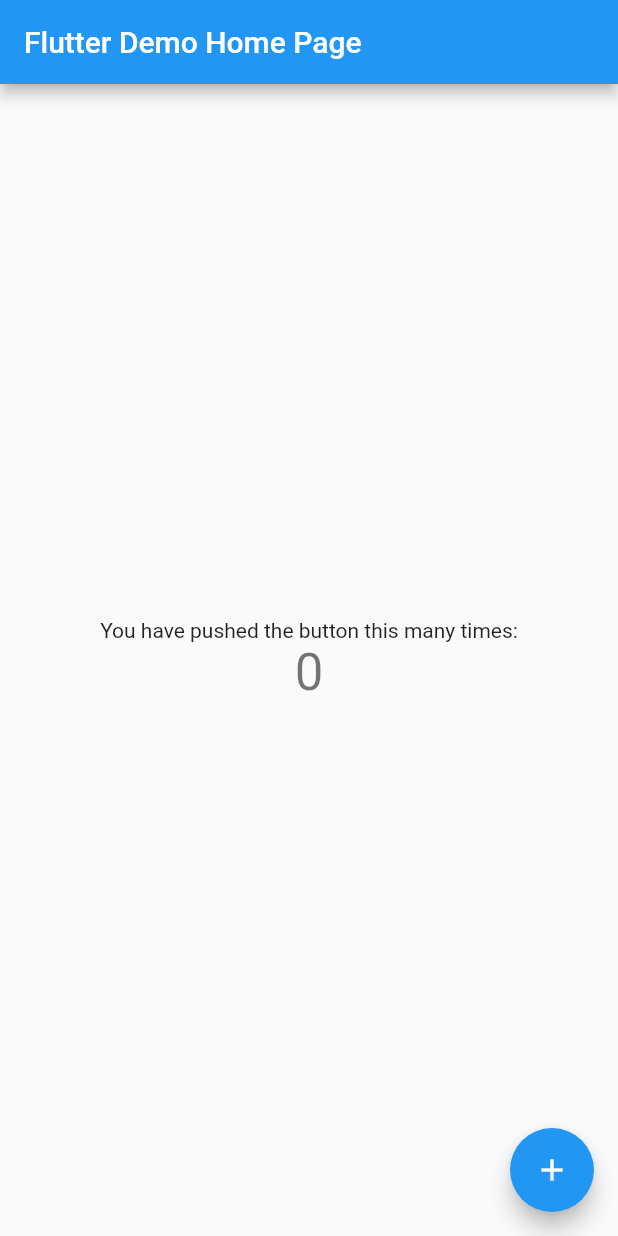
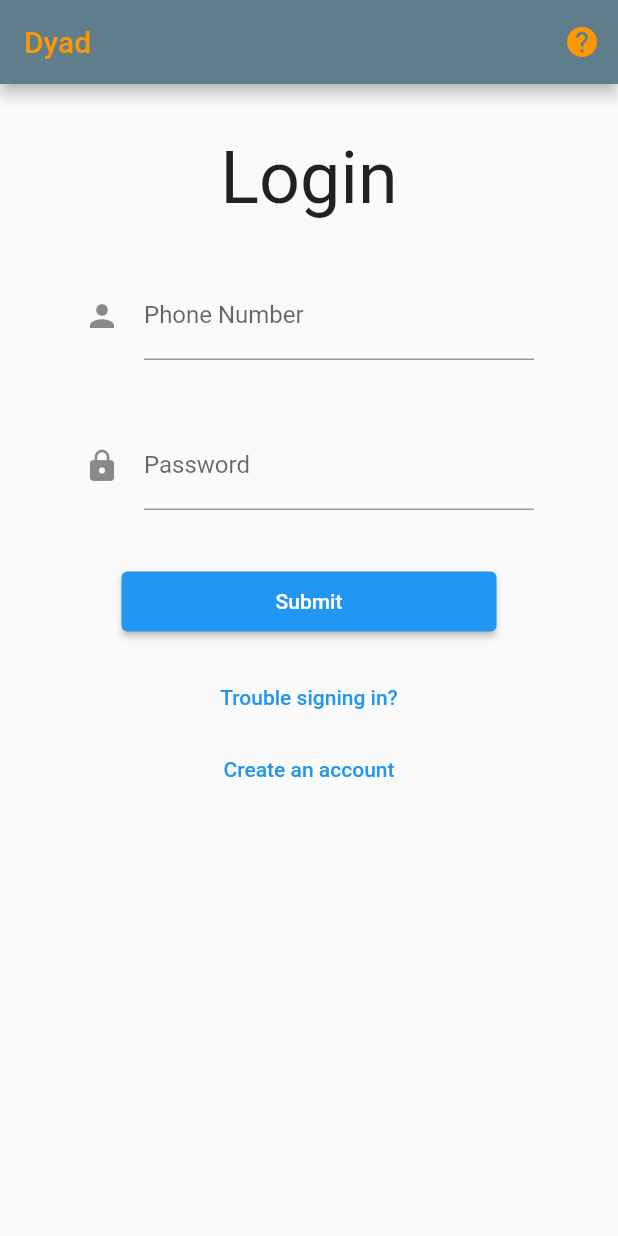
Before and after one commit to DyadSocial/dyad-mobile, a Flutter app: the screen it shows after launch, on a phone screen of 412 x 824 dp. Run offline on Flutter 3.47's test engine with Material 2 defaults, Android fonts, the phone set to English and light mode, and no system bars.

Commit message:
feat(main.dart): add login page with no routes or input checking

```diff
--- a/dyadapp/lib/main.dart
+++ b/dyadapp/lib/main.dart
@@ -1,113 +1,149 @@
 import 'package:flutter/material.dart';
 
-void main() {
-  runApp(MyApp());
-}
+void main() => runApp(DyadApp());
 
-class MyApp extends StatelessWidget {
-  // This widget is the root of your application.
+class DyadApp extends StatelessWidget {
   @override
   Widget build(BuildContext context) {
     return MaterialApp(
-      title: 'Flutter Demo',
+      title: 'Welcome to Dyad',
       theme: ThemeData(
-        // This is the theme of your application.
-        //
-        // Try running your application with "flutter run". You'll see the
-        // application has a blue toolbar. Then, without quitting the app, try
-        // changing the primarySwatch below to Colors.green and then invoke
-        // "hot reload" (press "r" in the console where you ran "flutter run",
-        // or simply save your changes to "hot reload" in a Flutter IDE).
-        // Notice that the counter didn't reset back to zero; the application
-        // is not restarted.
-        primarySwatch: Colors.blue,
+        appBarTheme: const AppBarTheme(
+          backgroundColor: Colors.blueGrey,
+          foregroundColor: Colors.orange,
+        ),
       ),
-      home: MyHomePage(title: 'Flutter Demo Home Page'),
+      home: Login(),
     );
   }
 }
 
-class MyHomePage extends StatefulWidget {
-  MyHomePage({Key? key, required this.title}) : super(key: key);
+// Login Info Class
+class LoginInfo {
+  String _username = '';
+  String _password = '';
 
-  // This widget is the home page of your application. It is stateful, meaning
-  // that it has a State object (defined below) that contains fields that affect
-  // how it looks.
+  LoginInfo();
 
-  // This class is the configuration for the state. It holds the values (in this
-  // case the title) provided by the parent (in this case the App widget) and
-  // used by the build method of the State. Fields in a Widget subclass are
-  // always marked "final".
+  void setUsername(username) {
+    this._username = username;
+  }
 
-  final String title;
-
-  @override
-  _MyHomePageState createState() => _MyHomePageState();
-}
-
-class _MyHomePageState extends State<MyHomePage> {
-  int _counter = 0;
-
-  void _incrementCounter() {
-    setState(() {
-      // This call to setState tells the Flutter framework that something has
-      // changed in this State, which causes it to rerun the build method below
-      // so that the display can reflect the updated values. If we changed
-      // _counter without calling setState(), then the build method would not be
-      // called again, and so nothing would appear to happen.
-      _counter++;
-    });
+  void setPassword(password) {
+    this._password = password;
   }
 
   @override
+  String toString() {
+    return "username: ${this._username}, password: ${this._password}";
+  }
+}
+
+// Login Widget
+class Login extends StatefulWidget {
+  const Login({Key? key}) : super(key: key);
+
+  @override
+  _LoginState createState() => _LoginState();
+}
+
+// Login State for Login
+class _LoginState extends State<Login> {
+  LoginInfo loginInfo = LoginInfo();
+
+  @override
   Widget build(BuildContext context) {
-    // This method is rerun every time setState is called, for instance as done
-    // by the _incrementCounter method above.
-    //
-    // The Flutter framework has been optimized to make rerunning build methods
-    // fast, so that you can just rebuild anything that needs updating rather
-    // than having to individually change instances of widgets.
     return Scaffold(
       appBar: AppBar(
-        // Here we take the value from the MyHomePage object that was created by
-        // the App.build method, and use it to set our appbar title.
-        title: Text(widget.title),
+        title: const Text('Dyad'),
+        actions: [
+          IconButton(
+            icon: const Icon(Icons.help),
+            onPressed: _pushLoginHelp,
+            tooltip: 'Login Help',
+          ),
+        ],
       ),
-      body: Center(
-        // Center is a layout widget. It takes a single child and positions it
-        // in the middle of the parent.
-        child: Column(
-          // Column is also a layout widget. It takes a list of children and
-          // arranges them vertically. By default, it sizes itself to fit its
-          // children horizontally, and tries to be as tall as its parent.
-          //
-          // Invoke "debug painting" (press "p" in the console, choose the
-          // "Toggle Debug Paint" action from the Flutter Inspector in Android
-          // Studio, or the "Toggle Debug Paint" command in Visual Studio Code)
-          // to see the wireframe for each widget.
-          //
-          // Column has various properties to control how it sizes itself and
-          // how it positions its children. Here we use mainAxisAlignment to
-          // center the children vertically; the main axis here is the vertical
-          // axis because Columns are vertical (the cross axis would be
-          // horizontal).
-          mainAxisAlignment: MainAxisAlignment.center,
+      body: _buildLogin(),
+    );
+  }
+
+  void _pushLoginHelp() {}
+
+  Widget _buildLogin() {
+    return Center(
+      child: SizedBox(
+        width: 300,
+        child: ListView(
           children: <Widget>[
-            Text(
-              'You have pushed the button this many times:',
+            Container(
+              width: 500,
+              height: 125,
+              child: Center(
+                child: Text(
+                  'Login',
+                  style: TextStyle(fontSize: 48.0),
+                ),
+              ),
             ),
-            Text(
-              '$_counter',
-              style: Theme.of(context).textTheme.headline4,
+            Container(
+              height: 100,
+              child: TextFormField(
+                decoration: InputDecoration(
+                  icon: Icon(Icons.person),
+                  labelText: 'Phone Number',
+                ),
+                validator: (val) {
+                  if (val != null && val.isNotEmpty) {
+                    return null;
+                  } else if (val != null && val.length != 10) {
+                    return "Invalid phone number";
+                  }
+                },
+                keyboardType: TextInputType.phone,
+              ),
             ),
+            Container(
+              height: 80,
+              child: TextFormField(
+                decoration: InputDecoration(
+                  icon: Icon(Icons.lock),
+                  labelText: 'Password',
+                ),
+                validator: (val) {
+                  if (val != null && val.isNotEmpty) {
+                    return null;
+                  } else {
+                    return "Password cannot be empty";
+                  }
+                },
+                keyboardType: TextInputType.text,
+              ),
+            ),
+            Padding(
+              padding: const EdgeInsets.fromLTRB(25, 20, 25, 20),
+              child: Container(
+                height: 40,
+                child: ElevatedButton(
+                  child: Text("Submit"),
+                  onPressed: () {},
+                ),
+              ),
+            ),
+            Padding(
+              padding: const EdgeInsets.only(top: 0, bottom: 0),
+              child: TextButton(
+                child: Text('Trouble signing in?'),
+                onPressed: () {},
+              ),
+            ),
+            TextButton(
+              child: Text('Create an account'),
+              onPressed: () {},
+            )
           ],
         ),
       ),
-      floatingActionButton: FloatingActionButton(
-        onPressed: _incrementCounter,
-        tooltip: 'Increment',
-        child: Icon(Icons.add),
-      ), // This trailing comma makes auto-formatting nicer for build methods.
     );
   }
 }
```
Also changed, not shown: dyadapp/pubspec.yaml (line endings or trailing spaces).
